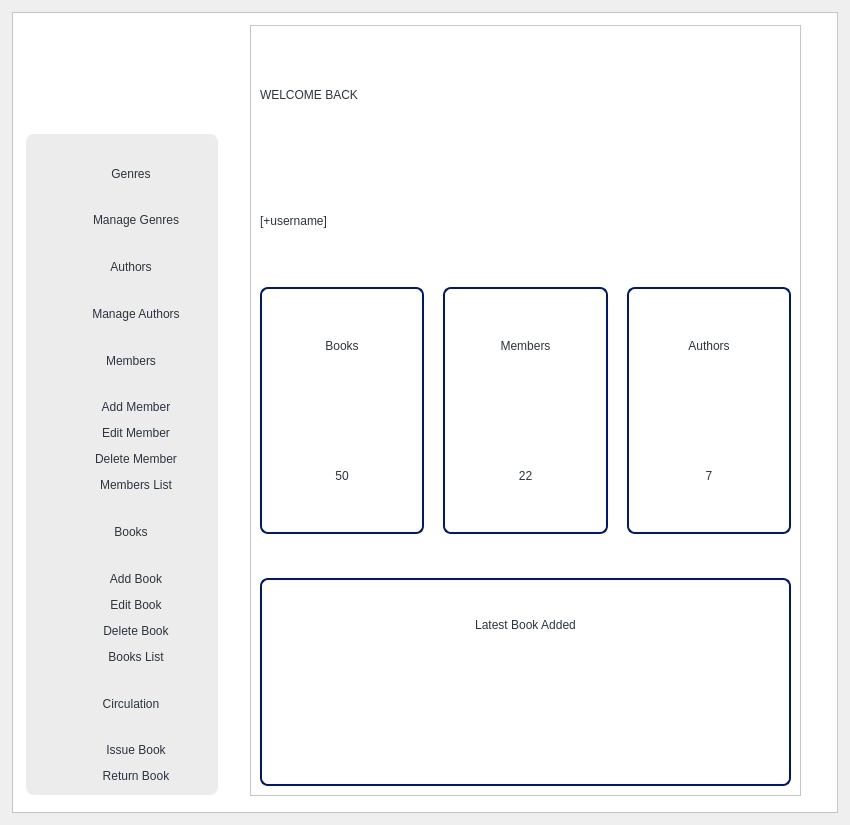
nicki-choo/CS106-LibraryManagementSystem, file Library-Management-System-/library/Library/digitallibrary.ui: the form before one commit.
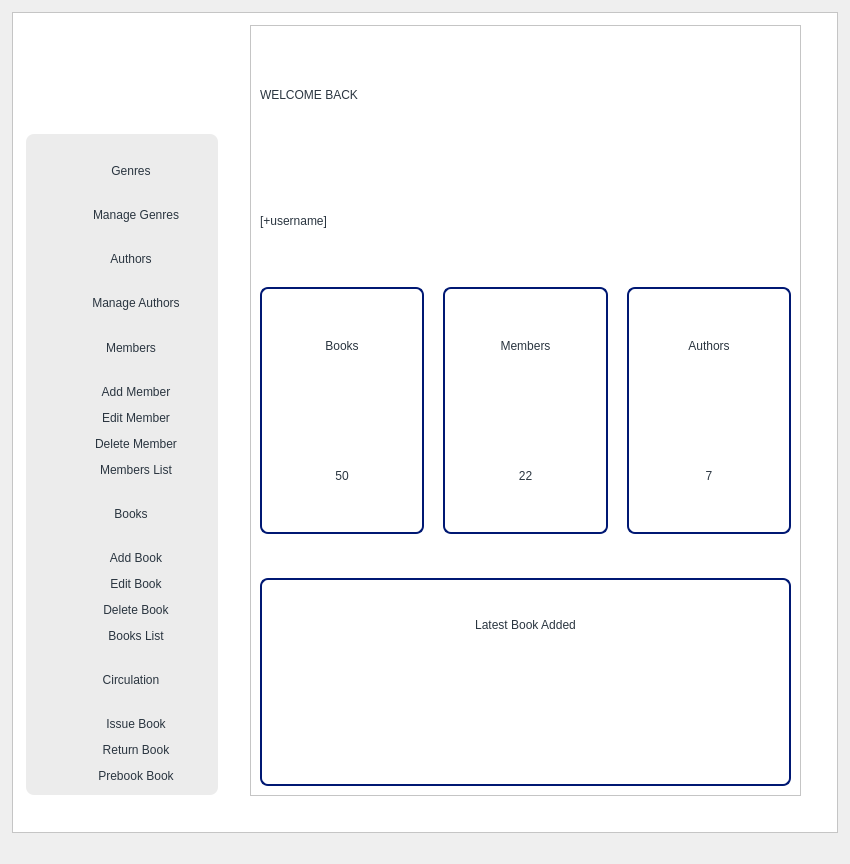
The form after the commit. Icons and pictures are not drawn.

Commit message: prebook addedaddtional testing required

Patch:
```diff
--- a/Library-Management-System-/library/Library/digitallibrary.ui
+++ b/Library-Management-System-/library/Library/digitallibrary.ui
@@ -7,7 +7,7 @@
     <x>0</x>
     <y>0</y>
     <width>850</width>
-    <height>825</height>
+    <height>864</height>
    </rect>
   </property>
   <property name="windowTitle">
@@ -19,7 +19,7 @@
      <x>12</x>
      <y>12</y>
      <width>826</width>
-     <height>801</height>
+     <height>821</height>
     </rect>
    </property>
    <property name="styleSheet">
@@ -1218,6 +1218,45 @@
        </item>
       </layout>
      </item>
+     <item>
+      <layout class="QHBoxLayout" name="horizontalLayout">
+       <item>
+        <spacer name="horizontalSpacer">
+         <property name="orientation">
+          <enum>Qt::Horizontal</enum>
+         </property>
+         <property name="sizeType">
+          <enum>QSizePolicy::Fixed</enum>
+         </property>
+         <property name="sizeHint" stdset="0">
+          <size>
+           <width>28</width>
+           <height>20</height>
+          </size>
+         </property>
+        </spacer>
+       </item>
+       <item>
+        <widget class="QPushButton" name="prebookbookbtn">
+         <property name="styleSheet">
+          <string notr="true">QPushButton{
+font: 500 10pt &quot;Work Sans&quot;;
+color: #2A3540;
+padding : 0 8px;
+}
+QPushButton:hover:!pressed
+{
+background:#FFFFFF;
+border-radius:8px;
+}</string>
+         </property>
+         <property name="text">
+          <string>Prebook Book</string>
+         </property>
+        </widget>
+       </item>
+      </layout>
+     </item>
     </layout>
    </widget>
    <widget class="QLabel" name="label_2">
```
The commit also changes 30 other files.
